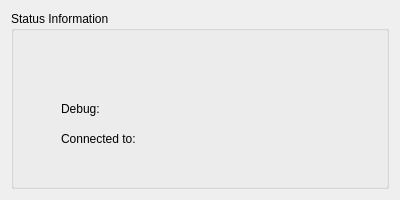
Before: the Qt Designer form benchmark_server/benchmark_server.ui in ana-GT/workspace, drawn with Qt 5.
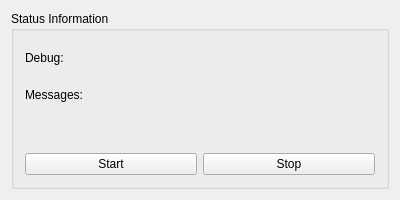
After: the same form once the commit is applied.

```diff
--- a/benchmark_server/benchmark_server.ui
+++ b/benchmark_server/benchmark_server.ui
@@ -32,45 +32,43 @@
       <property name="title">
        <string>Status Information</string>
       </property>
-      <widget class="QLabel" name="label">
-       <property name="geometry">
-        <rect>
-         <x>50</x>
-         <y>120</y>
-         <width>221</width>
-         <height>16</height>
-        </rect>
-       </property>
-       <property name="text">
-        <string>Connected to:</string>
-       </property>
-      </widget>
+      <layout class="QGridLayout" name="gridLayout">
+       <item row="0" column="0" colspan="2">
       <widget class="QLabel" name="label_2">
-       <property name="geometry">
-        <rect>
-         <x>50</x>
-         <y>90</y>
-         <width>61</width>
-         <height>15</height>
-        </rect>
-       </property>
        <property name="text">
         <string>Debug:</string>
        </property>
       </widget>
+       </item>
+       <item row="1" column="0" colspan="2">
+        <widget class="QLabel" name="msgs_label">
+         <property name="text">
+          <string>Messages:</string>
+         </property>
+        </widget>
+       </item>
+       <item row="2" column="1">
       <widget class="QLabel" name="debugStatus_label">
-       <property name="geometry">
-        <rect>
-         <x>170</x>
-         <y>90</y>
-         <width>61</width>
-         <height>15</height>
-        </rect>
-       </property>
        <property name="text">
         <string/>
        </property>
       </widget>
+       </item>
+       <item row="3" column="0">
+        <widget class="QPushButton" name="start_pushButton">
+         <property name="text">
+          <string>Start</string>
+         </property>
+        </widget>
+       </item>
+       <item row="3" column="1">
+        <widget class="QPushButton" name="stop_pushButton">
+         <property name="text">
+          <string>Stop</string>
+         </property>
+        </widget>
+       </item>
+      </layout>
      </widget>
     </item>
    </layout>
```
Lines whose indentation alone changed are shown as unchanged.
